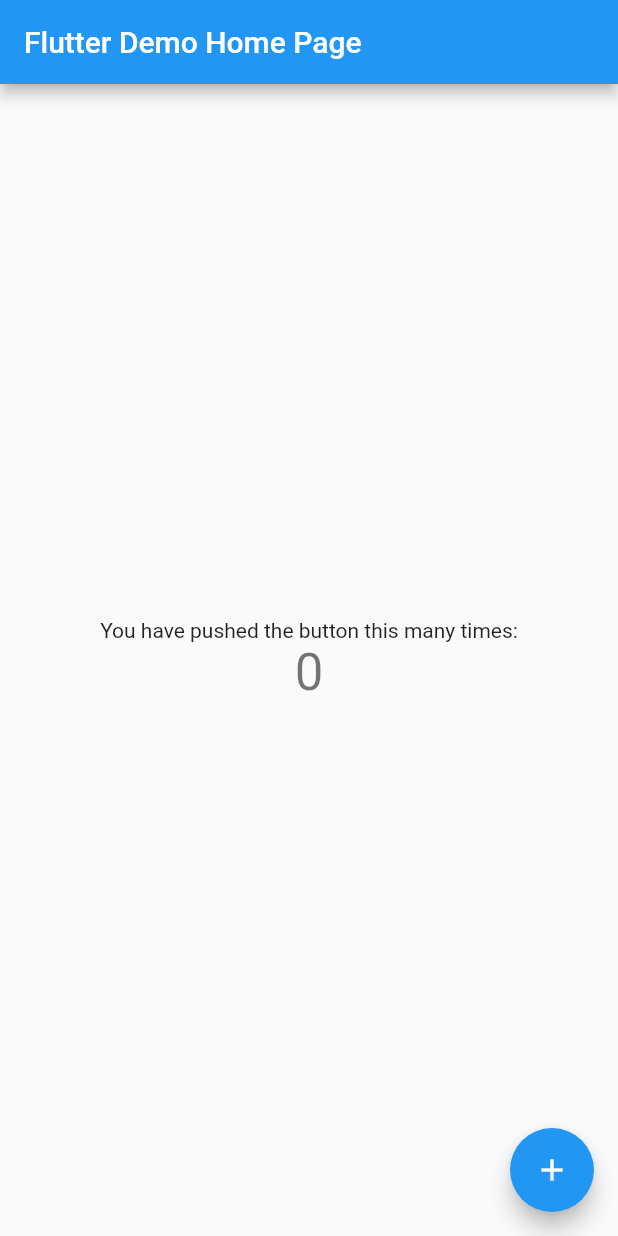
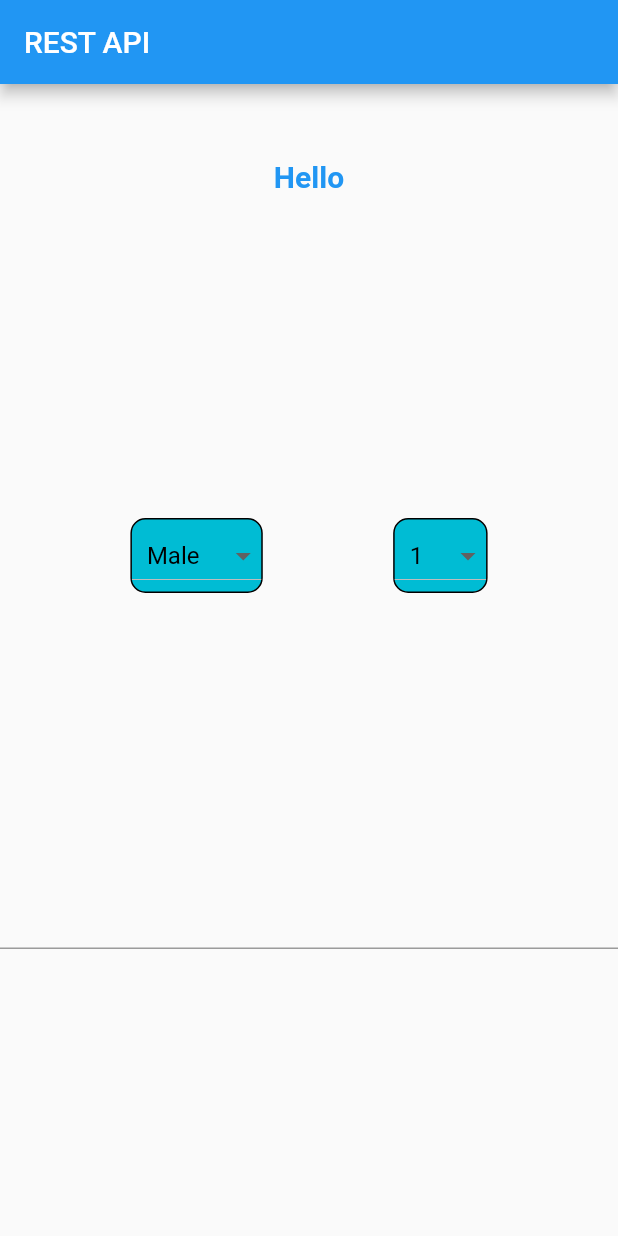
Before and after one commit to RahulKathuria/RestApiConsume, a Flutter app: the screen it shows after launch, on a phone screen of 412 x 824 dp. Run offline on Flutter 3.47's test engine with Material 2 defaults, Android fonts, the phone set to English and light mode, and no system bars.

Commit message:
Added basic UI

```diff
--- a/lib/main.dart
+++ b/lib/main.dart
@@ -1,117 +1,118 @@
 import 'package:flutter/material.dart';
 
-void main() {
-  runApp(MyApp());
-}
+void main() => runApp(MyApp());
 
 class MyApp extends StatelessWidget {
-  // This widget is the root of your application.
   @override
   Widget build(BuildContext context) {
     return MaterialApp(
-      title: 'Flutter Demo',
-      theme: ThemeData(
-        // This is the theme of your application.
-        //
-        // Try running your application with "flutter run". You'll see the
-        // application has a blue toolbar. Then, without quitting the app, try
-        // changing the primarySwatch below to Colors.green and then invoke
-        // "hot reload" (press "r" in the console where you ran "flutter run",
-        // or simply save your changes to "hot reload" in a Flutter IDE).
-        // Notice that the counter didn't reset back to zero; the application
-        // is not restarted.
-        primarySwatch: Colors.blue,
-        // This makes the visual density adapt to the platform that you run
-        // the app on. For desktop platforms, the controls will be smaller and
-        // closer together (more dense) than on mobile platforms.
-        visualDensity: VisualDensity.adaptivePlatformDensity,
-      ),
-      home: MyHomePage(title: 'Flutter Demo Home Page'),
+      home: Homepage(),
     );
   }
 }
 
-class MyHomePage extends StatefulWidget {
-  MyHomePage({Key key, this.title}) : super(key: key);
-
-  // This widget is the home page of your application. It is stateful, meaning
-  // that it has a State object (defined below) that contains fields that affect
-  // how it looks.
-
-  // This class is the configuration for the state. It holds the values (in this
-  // case the title) provided by the parent (in this case the App widget) and
-  // used by the build method of the State. Fields in a Widget subclass are
-  // always marked "final".
-
-  final String title;
-
+class Homepage extends StatefulWidget {
   @override
-  _MyHomePageState createState() => _MyHomePageState();
+  _HomepageState createState() => _HomepageState();
 }
 
-class _MyHomePageState extends State<MyHomePage> {
-  int _counter = 0;
+class _HomepageState extends State<Homepage> {
 
-  void _incrementCounter() {
-    setState(() {
-      // This call to setState tells the Flutter framework that something has
-      // changed in this State, which causes it to rerun the build method below
-      // so that the display can reflect the updated values. If we changed
-      // _counter without calling setState(), then the build method would not be
-      // called again, and so nothing would appear to happen.
-      _counter++;
-    });
+  List<DropdownMenuItem> dropDownList = new List();
+
+  String result = "Hello";
+  String _value = "M";
+  int numberValue = 1;
+
+  final myController = TextEditingController();
+  @override
+  void dispose() {
+    // TODO: implement dispose
+    myController.dispose();
+    super.dispose();
+  }
+
+  void initState() {
+    for (int i = 1; i <= 100; i++) {
+      dropDownList.add(DropdownMenuItem(
+        child: Padding(padding:EdgeInsets.only(left:10),child: Text(i.toString(),style: TextStyle(color: Colors.black),)),
+        value: i,
+      ));
+    }
+    super.initState();
   }
 
   @override
   Widget build(BuildContext context) {
-    // This method is rerun every time setState is called, for instance as done
-    // by the _incrementCounter method above.
-    //
-    // The Flutter framework has been optimized to make rerunning build methods
-    // fast, so that you can just rebuild anything that needs updating rather
-    // than having to individually change instances of widgets.
     return Scaffold(
       appBar: AppBar(
-        // Here we take the value from the MyHomePage object that was created by
-        // the App.build method, and use it to set our appbar title.
-        title: Text(widget.title),
+        title: Text("REST API"),
       ),
-      body: Center(
-        // Center is a layout widget. It takes a single child and positions it
-        // in the middle of the parent.
-        child: Column(
-          // Column is also a layout widget. It takes a list of children and
-          // arranges them vertically. By default, it sizes itself to fit its
-          // children horizontally, and tries to be as tall as its parent.
-          //
-          // Invoke "debug painting" (press "p" in the console, choose the
-          // "Toggle Debug Paint" action from the Flutter Inspector in Android
-          // Studio, or the "Toggle Debug Paint" command in Visual Studio Code)
-          // to see the wireframe for each widget.
-          //
-          // Column has various properties to control how it sizes itself and
-          // how it positions its children. Here we use mainAxisAlignment to
-          // center the children vertically; the main axis here is the vertical
-          // axis because Columns are vertical (the cross axis would be
-          // horizontal).
-          mainAxisAlignment: MainAxisAlignment.center,
-          children: <Widget>[
-            Text(
-              'You have pushed the button this many times:',
-            ),
-            Text(
-              '$_counter',
-              style: Theme.of(context).textTheme.headline4,
-            ),
-          ],
-        ),
+      body: Column(
+        children: <Widget>[
+          SizedBox(
+            height: 50,
+          ),
+          Expanded( child: Text(result,style: TextStyle(
+            fontSize: 20,
+            fontWeight:FontWeight.bold,
+            color: Colors.blue
+          ),)),
+          Expanded(
+              flex: 1,
+              child:Column(
+                children: <Widget>[
+                  Row(mainAxisAlignment: MainAxisAlignment.spaceEvenly,
+                    children: <Widget>[
+                      Container(
+                        decoration: BoxDecoration(
+                            borderRadius: BorderRadius.circular(10.0),
+                            color: Colors.cyan,
+                            border: Border.all()),
+                        child: DropdownButton(
+                            value: _value,
+                            items: [
+
+                              DropdownMenuItem(
+                                child: Padding(padding:EdgeInsets.only(left:10),
+                                child: Text("Male",style: TextStyle(color: Colors.black),)),
+                                value: "M",
+                              ),
+                              DropdownMenuItem(
+                                child: Padding(padding:EdgeInsets.only(left:10),child: Text("Female")),
+                                value: "F",
+                              )
+                            ],
+                            onChanged: (value) {
+                              setState(() {
+                                _value = value;
+                              });
+                            }),
+                      ),
+                      Container(
+                        decoration: BoxDecoration(
+                            borderRadius: BorderRadius.circular(10.0),
+                            color: Colors.cyan,
+                            border: Border.all()),
+                        child: DropdownButton(
+                            value:numberValue,
+                            items: dropDownList,
+                            onChanged: (value) {
+                              setState(() {
+                                numberValue = value;
+                              });
+                            }),
+                      )
+                    ],
+                  ),
+
+                ],
+              )),
+              Expanded(child: TextField(
+                    controller: myController,
+                  ))
+        ],
       ),
-      floatingActionButton: FloatingActionButton(
-        onPressed: _incrementCounter,
-        tooltip: 'Increment',
-        child: Icon(Icons.add),
-      ), // This trailing comma makes auto-formatting nicer for build methods.
     );
   }
 }
```
Also changed, not shown: 1 other file.
